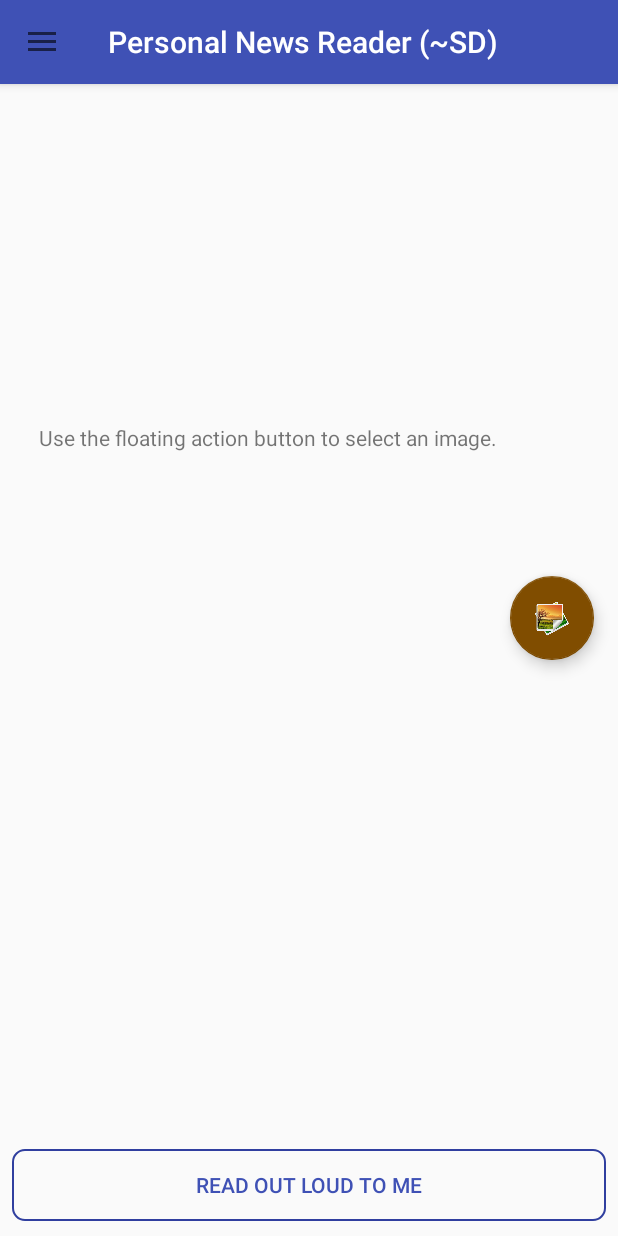
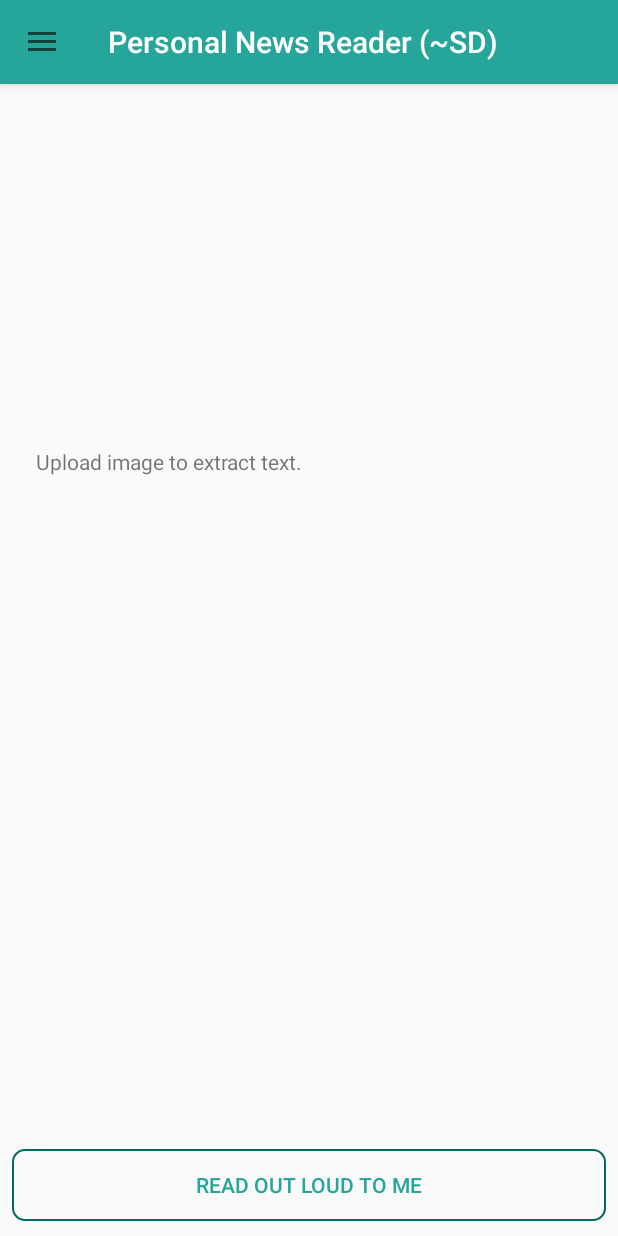
Before and after one commit to sumandascoder/news-reader, an Android app: the NRMainActivity screen opened directly, with no data from a screen before it, on a phone screen of 412 x 824 dp. Run offline under Robolectric (Android 15) with nearby library versions, the light colour scheme and no system bars; libraries missing offline, so code that uses them is left out: com.google.api.client, com.google.api.services, com.readystatesoftware.systembartint; 5 statements that could not run were skipped.

Commit message:
Fix the Navigation bar, status bar, drawer layout designs on main screen.

```diff
--- a/NewsReader/app/build.gradle
+++ b/NewsReader/app/build.gradle
@@ -28,4 +28,5 @@ dependencies {
     compile 'com.google.api-client:google-api-client-android:1.20.0' exclude module: 'httpclient'
     compile 'com.google.http-client:google-http-client-gson:1.20.0' exclude module: 'httpclient'
     compile 'com.google.apis:google-api-services-vision:v1-rev2-1.21.0'
+    compile 'com.readystatesoftware.systembartint:systembartint:1.0.3'
 }
--- a/NewsReader/app/src/main/java/com/suman/news_reader/activities/NRMainActivity.java
+++ b/NewsReader/app/src/main/java/com/suman/news_reader/activities/NRMainActivity.java
@@ -1,14 +1,17 @@
 package com.suman.news_reader.activities;
 
 import android.Manifest;
+import android.annotation.TargetApi;
 import android.app.ProgressDialog;
 import android.content.DialogInterface;
 import android.content.Intent;
 import android.content.res.Configuration;
 import android.graphics.Bitmap;
+import android.graphics.Color;
 import android.hardware.Camera;
 import android.net.Uri;
 import android.os.AsyncTask;
+import android.os.Build;
 import android.os.Bundle;
 import android.os.Environment;
 import android.os.StrictMode;
@@ -26,8 +29,11 @@ import android.util.Log;
 import android.view.Menu;
 import android.view.MenuItem;
 import android.view.View;
+import android.view.Window;
+import android.view.WindowManager;
 import android.widget.Button;
 import android.widget.ImageView;
+import android.widget.ProgressBar;
 import android.widget.TextView;
 import android.widget.Toast;
 
@@ -54,6 +60,7 @@ import java.util.List;
 import java.util.Locale;
 import java.util.UUID;
 
+import com.readystatesoftware.systembartint.SystemBarTintManager;
 import com.suman.news_reader.media_controllers.NRMusicPlayerActivity;
 import com.suman.news_reader.older_news.NROlderNewsList;
 import com.suman.news_reader.older_news.OlderNewsFileNamesPOJO;
@@ -88,7 +95,6 @@ public class NRMainActivity extends AppCompatActivity implements TextToSpeech.On
     private TextView                mImageDetails;
     private ImageView               mMainImage;
     private TextToSpeech            tts;
-    private FloatingActionButton    galleryFAB;
     private Button                  readTextButton;
 
     DrawerLayout drawerLayout;
@@ -99,6 +105,7 @@ public class NRMainActivity extends AppCompatActivity implements TextToSpeech.On
     int position;
     String currentLanguageCode = "en";
     String[] colors = {"#96CC7A", "#EA705D", "#66BBCC"};
+    ProgressBar progressBarImageExtract;
 
     @Override
     protected void onCreate(final Bundle savedInstanceState) {
@@ -143,6 +150,11 @@ public class NRMainActivity extends AppCompatActivity implements TextToSpeech.On
                     // Creating the dialog fragment object, which will in turn open the alert dialog window
                     alert.show(manager, "alert_dialog_radio");
                 } **/
+                else if (menuItem.getItemId() == R.id.nav_load_from_gallery) {
+                    startGalleryChooser();
+                } else if (menuItem.getItemId() == R.id.nav_capture_image) {
+                    startCamera();
+                }
                 drawerLayout.closeDrawers();
                 return true;
             }
@@ -155,34 +167,21 @@ public class NRMainActivity extends AppCompatActivity implements TextToSpeech.On
 
         rootLayout = (CoordinatorLayout) findViewById(R.id.rootLayout);
 
+        if (Build.VERSION.SDK_INT >= Build.VERSION_CODES.KITKAT) {
+            setTranslucentStatus(true);
+        }
+        SystemBarTintManager tintManager = new SystemBarTintManager(this);
+        tintManager.setStatusBarTintEnabled(true);
+        tintManager.setNavigationBarTintEnabled(true);
+        tintManager.setStatusBarTintResource(R.color.colorPrimaryDark);
+        tintManager.setNavigationBarTintColor(R.color.colorPrimary);
+
         fileID = UUID.randomUUID().toString();
         tts = new TextToSpeech(this, this);
         tts.setLanguage(Locale.US);
 
-        galleryFAB = (FloatingActionButton) findViewById(R.id.galleryFAB);
-        galleryFAB.setOnClickListener(new View.OnClickListener() {
-            @Override
-            public void onClick(View view) {
-                AlertDialog.Builder builder = new AlertDialog.Builder(NRMainActivity.this);
-                builder
-                        .setMessage(R.string.dialog_select_prompt)
-                        .setPositiveButton(R.string.dialog_select_gallery, new DialogInterface.OnClickListener() {
-                            @Override
-                            public void onClick(DialogInterface dialog, int which) {
-                                startGalleryChooser();
-                            }
-                        })
-                        .setNegativeButton(R.string.dialog_select_camera, new DialogInterface.OnClickListener() {
-                            @Override
-                            public void onClick(DialogInterface dialog, int which) {
-                                startCamera();
-                            }
-                        });
-                builder.create().show();
-            }
-        });
-
         readTextButton = (Button) findViewById(R.id.read_button);
+        progressBarImageExtract = (ProgressBar) findViewById(R.id.progressBar);
 
         readTextButton.setOnClickListener(new View.OnClickListener() {
             @Override
@@ -204,7 +203,18 @@ public class NRMainActivity extends AppCompatActivity implements TextToSpeech.On
         if(getIntent().getParcelableExtra(MediaStore.EXTRA_OUTPUT) != null){
             uploadImage((Uri) getIntent().getParcelableExtra(MediaStore.EXTRA_OUTPUT));
         }
+    }
 
+    @TargetApi(19) private void setTranslucentStatus(boolean on) {
+        Window win = getWindow();
+        WindowManager.LayoutParams winParams = win.getAttributes();
+        final int bits = WindowManager.LayoutParams.FLAG_TRANSLUCENT_STATUS;
+        if (on) {
+            winParams.flags |= bits;
+        } else {
+            winParams.flags &= ~bits;
+        }
+        win.setAttributes(winParams);
     }
 
     public void startGalleryChooser() {
@@ -281,7 +291,8 @@ public class NRMainActivity extends AppCompatActivity implements TextToSpeech.On
             try {
                 // scale the image to 800px to save on bandwidth
                 Bitmap bitmap = scaleBitmapDown(MediaStore.Images.Media.getBitmap(getContentResolver(), uri), 1200);
-                mMainImage.setImageBitmap(bitmap);
+                mMainImage.setBackgroundResource(R.drawable.image_background);
+                mMainImage.setImageBitmap(MediaStore.Images.Media.getBitmap(getContentResolver(), uri));
                 callCloudVision(bitmap);
             } catch (IOException e) {
                 Log.d(TAG, "Image picking failed because " + e.getMessage());
@@ -298,7 +309,16 @@ public class NRMainActivity extends AppCompatActivity implements TextToSpeech.On
         mImageDetails.setText(R.string.loading_message);
 
         // Do the real work in an async task, because we need to use the network anyway
-        new AsyncTask<Object, Void, String>() {
+        new AsyncTask<Object, Integer, String>() {
+
+            int max = 0;
+            @Override
+            protected void onPreExecute() {
+                super.onPreExecute();
+                progressBarImageExtract.setVisibility(View.VISIBLE);
+                progressBarImageExtract.setProgress(0);
+            }
+
             @Override
             protected String doInBackground(Object... params) {
                 try {
@@ -320,9 +340,14 @@ public class NRMainActivity extends AppCompatActivity implements TextToSpeech.On
                         // Convert the bitmap to a JPEG
                         // Just in case it's a format that Android understands but Cloud Vision
                         ByteArrayOutputStream byteArrayOutputStream = new ByteArrayOutputStream();
+
                         bitmap.compress(Bitmap.CompressFormat.JPEG, 90, byteArrayOutputStream);
                         byte[] imageBytes = byteArrayOutputStream.toByteArray();
-
+                        progressBarImageExtract.setMax(imageBytes.length);
+                        max = imageBytes.length;
+                        for (int i = 0 ; i < imageBytes.length - 1; i++) {
+                            publishProgress(i);
+                        }
                         // Base64 encode the JPEG
                         base64EncodedImage.encodeContent(imageBytes);
                         annotateImageRequest.setImage(base64EncodedImage);
@@ -357,8 +382,16 @@ public class NRMainActivity extends AppCompatActivity implements TextToSpeech.On
                 return "Cloud Vision API request failed. Check logs for details.";
             }
 
+            @Override
+            protected void onProgressUpdate(Integer... values) {
+                if(values[0] < max){
+                    progressBarImageExtract.setProgress(values[0]);
+                }
+            }
+
             protected void onPostExecute(String result) {
                 mImageDetails.setText(result);
+                progressBarImageExtract.setVisibility(View.INVISIBLE);
             }
         }.execute();
     }
@@ -384,7 +417,7 @@ public class NRMainActivity extends AppCompatActivity implements TextToSpeech.On
     }
 
     private String convertResponseToString(BatchAnnotateImagesResponse response) {
-        String message = "I found these things:\n\n";
+        String message = "Extracted text from Image:\n\n";
 
         List<EntityAnnotation> textAnnotations = response.getResponses().get(0).getTextAnnotations();
         Log.i("Response", response.toString() + "");
--- /dev/null
+++ b/NewsReader/app/src/main/res/drawable/image_background.xml
@@ -0,0 +1,13 @@
+<?xml version="1.0" encoding="UTF-8"?>
+<shape xmlns:android="http://schemas.android.com/apk/res/android">
+    <solid android:color="#FFFFFF" />
+    <stroke android:width="1dp" android:color="#000000" />
+    <padding android:left="1dp" android:top="1dp" android:right="1dp"
+        android:bottom="1dp" />
+    <corners
+        android:bottomLeftRadius="8dp"
+        android:bottomRightRadius="8dp"
+        android:radius="0.1dp"
+        android:topLeftRadius="8dp"
+        android:topRightRadius="8dp" />
+</shape>
--- /dev/null
+++ b/NewsReader/app/src/main/res/drawable/progressbar_background.xml
@@ -0,0 +1,29 @@
+<?xml version="1.0" encoding="utf-8"?>
+<layer-list xmlns:android="http://schemas.android.com/apk/res/android">
+    <item android:id="@android:id/background">
+        <shape>
+            <corners android:radius="5dip" />
+            <gradient
+                android:startColor="#FF9D9E9D"
+                android:centerColor="#FF9D9E9D"
+                android:centerY="0.75"
+                android:endColor="#FF9D9E9D"
+                android:angle="270"
+                />
+        </shape>
+    </item>
+    <item
+        android:id="@android:id/progress">
+        <clip>
+            <shape>
+                <corners
+                    android:radius="2dp" />
+                <gradient
+                    android:startColor="#4DB6AC"
+                    android:endColor="#26A69A"
+                    android:angle="270" />
+            </shape>
+        </clip>
+    </item>
+
+</layer-list>
--- a/NewsReader/app/src/main/res/layout/activity_main.xml
+++ b/NewsReader/app/src/main/res/layout/activity_main.xml
@@ -1,4 +1,10 @@
 <?xml version="1.0" encoding="utf-8"?>
+<FrameLayout
+    xmlns:android="http://schemas.android.com/apk/res/android"
+    xmlns:tools="http://schemas.android.com/tools"
+    android:layout_width="match_parent"
+    android:layout_height="match_parent"
+    android:fitsSystemWindows="true">
     <android.support.v4.widget.DrawerLayout xmlns:android="http://schemas.android.com/apk/res/android"
         xmlns:app="http://schemas.android.com/apk/res-auto"
         xmlns:tools="http://schemas.android.com/tools"
@@ -10,8 +16,7 @@
         <android.support.design.widget.CoordinatorLayout
             android:id="@+id/rootLayout"
             android:layout_width="match_parent"
-        android:layout_height="match_parent"
-        android:fitsSystemWindows="true">
+            android:layout_height="match_parent">
 
             <android.support.design.widget.AppBarLayout
                 android:layout_width="match_parent"
@@ -40,14 +45,6 @@
                 android:textColor="@color/colorPrimary"
                 android:layout_gravity="bottom|center"/>
 
-        <android.support.design.widget.FloatingActionButton
-            android:id="@+id/galleryFAB"
-            android:layout_width="wrap_content"
-            android:layout_height="wrap_content"
-            android:layout_gravity="center_vertical|end"
-            android:layout_margin="@dimen/fab_margin"
-            android:src="@drawable/photogallery" />
-
         </android.support.design.widget.CoordinatorLayout>
 
         <android.support.design.widget.NavigationView
@@ -55,9 +52,11 @@
             android:layout_width="wrap_content"
             android:layout_height="match_parent"
             android:layout_gravity="start"
+            android:fitsSystemWindows="true"
             app:headerLayout="@layout/nav_header"
             app:itemIconTint="@color/nav_item_icon_tint_color"
             app:itemTextColor="@color/nav_item_text_color"
             app:menu="@menu/navigation_drawer_list_items" />
 
     </android.support.v4.widget.DrawerLayout>
+</FrameLayout>
--- a/NewsReader/app/src/main/res/layout/content_main.xml
+++ b/NewsReader/app/src/main/res/layout/content_main.xml
@@ -25,23 +25,26 @@
                 android:id="@+id/main_image"
                 android:layout_width="match_parent"
                 android:layout_height="200dp"
+                android:padding="1dp"
                 android:scaleType="fitCenter"/>
 
-            <!-- <ProgressBar
+            <ProgressBar
                 android:id="@+id/progressBar"
-                android:minHeight="20dip"
-                android:maxHeight="20dip"
+                android:minHeight="2dp"
+                android:maxHeight="2dp"
                 android:layout_width="fill_parent"
                 android:layout_height="wrap_content"
-                android:max="100"
-                style="@android:style/Widget.ProgressBar.Horizontal"/> -->
+                android:visibility="invisible"
+                android:layout_margin="8dp"
+                style="?android:attr/progressBarStyleHorizontal"
+                android:progressDrawable="@drawable/progressbar_background"/>
 
             <TextView
                 android:id="@+id/image_details"
                 android:layout_width="match_parent"
                 android:layout_height="wrap_content"
-                android:layout_margin="10dp"
-                android:text="Use the floating action button to select an image."/>
+                android:layout_margin="8dp"
+                android:text="Upload image to extract text."/>
 
         </LinearLayout>
     </ScrollView>
--- a/NewsReader/app/src/main/res/menu/navigation_drawer_list_items.xml
+++ b/NewsReader/app/src/main/res/menu/navigation_drawer_list_items.xml
@@ -14,9 +14,19 @@
         -->
 
         <item
+            android:id="@+id/nav_capture_image"
+            android:icon="@drawable/ic_drawer_camera"
+            android:title="Snap It"/>
+
+        <item
+            android:id="@+id/nav_load_from_gallery"
+            android:icon="@drawable/ic_drawer_gallery"
+            android:title="From Gallery"/>
+
+        <item
             android:id="@+id/nav_about"
             android:icon="@drawable/ic_drawer_about"
-            android:title="About"/>
+            android:title="About Us"/>
 
         <item
             android:id="@+id/nav_contact"
--- a/NewsReader/app/src/main/res/values-v21/styles.xml
+++ b/NewsReader/app/src/main/res/values-v21/styles.xml
@@ -3,7 +3,6 @@
     <style name="AppTheme.NoActionBar">
         <item name="windowActionBar">false</item>
         <item name="windowNoTitle">true</item>
-        <item name="android:windowDrawsSystemBarBackgrounds">true</item>
-        <item name="android:statusBarColor">@android:color/transparent</item>
     </style>
+
 </resources>
--- a/NewsReader/app/src/main/res/values/colors.xml
+++ b/NewsReader/app/src/main/res/values/colors.xml
@@ -1,7 +1,7 @@
 <?xml version="1.0" encoding="utf-8"?>
 <resources>
-    <color name="colorPrimary">#3F51B5</color>
-    <color name="colorPrimaryDark">#303F9F</color>
+    <color name="colorPrimary">#26A69A</color>
+    <color name="colorPrimaryDark">#00695C</color>
     <color name="colorAccent">#FF4081</color>
     <color name="nav_item_icon_tint_color">#333</color>
     <color name="nav_item_text_color">#333</color>
--- a/NewsReader/app/src/main/res/values/styles.xml
+++ b/NewsReader/app/src/main/res/values/styles.xml
@@ -5,7 +5,7 @@
         <!-- Customize your theme here. -->
         <item name="colorPrimary">@color/colorPrimary</item>
         <item name="colorPrimaryDark">@color/colorPrimaryDark</item>
-        <item name="colorAccent">#804d00</item>
+        <item name="colorAccent">#FFFFFF</item>
     </style>
 
     <style name="MusicTheme" parent="Theme.AppCompat.Light.DarkActionBar">
@@ -15,12 +15,14 @@
         <item name="colorAccent">#FF4081</item>
     </style>
 
-    <style name="AppTheme.NoActionBar">
+    <style name="AppTheme.NoActionBar" >
         <item name="windowActionBar">false</item>
         <item name="windowNoTitle">true</item>
+        <item name="android:windowTranslucentStatus">true</item>
     </style>
 
-    <style name="AppTheme.AppBarOverlay" parent="ThemeOverlay.AppCompat.Dark.ActionBar" />
+    <style name="AppTheme.AppBarOverlay" parent="ThemeOverlay.AppCompat.Dark.ActionBar">
+    </style>
 
     <style name="AppTheme.PopupOverlay" parent="ThemeOverlay.AppCompat.Light" />
 
```
Also changed, not shown: NewsReader/app/src/main/res/drawable/ic_drawer_camera.png (added), NewsReader/app/src/main/res/drawable/ic_drawer_gallery.png (added). Lines whose indentation alone changed are shown as unchanged.
